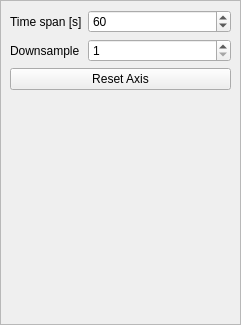
Before: the Qt Designer form resources/ui/plot_settings_widget.ui in antolu/sps-app-hysteresis, drawn with Qt 5.
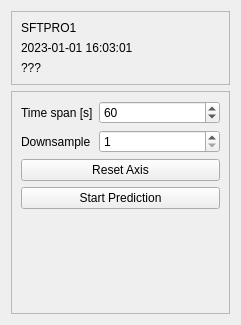
After: the same form once the commit is applied. Custom widgets are drawn as their Qt base class.

Commit message: add ModelLoad action in MainWindow, Acquisition info in PlotSettingsWidget

```diff
--- a/resources/ui/plot_settings_widget.ui
+++ b/resources/ui/plot_settings_widget.ui
@@ -19,21 +19,82 @@
   <property name="windowTitle">
    <string>Scrolling Plot Settings</string>
   </property>
-  <layout class="QVBoxLayout" name="verticalLayout">
-   <property name="leftMargin">
-    <number>0</number>
-   </property>
-   <property name="topMargin">
-    <number>0</number>
-   </property>
-   <property name="rightMargin">
-    <number>0</number>
-   </property>
-   <property name="bottomMargin">
-    <number>0</number>
-   </property>
+  <layout class="QVBoxLayout" name="verticalLayout_2">
+   <item>
+    <widget class="QFrame" name="frame_2">
+     <property name="sizePolicy">
+      <sizepolicy hsizetype="Preferred" vsizetype="Minimum">
+       <horstretch>0</horstretch>
+       <verstretch>0</verstretch>
+      </sizepolicy>
+     </property>
+     <property name="frameShape">
+      <enum>QFrame::StyledPanel</enum>
+     </property>
+     <property name="frameShadow">
+      <enum>QFrame::Raised</enum>
+     </property>
+     <layout class="QGridLayout" name="gridLayout">
+      <item row="1" column="0">
+       <widget class="QLabel" name="labelCycleTime">
+        <property name="sizePolicy">
+         <sizepolicy hsizetype="Preferred" vsizetype="Fixed">
+          <horstretch>0</horstretch>
+          <verstretch>0</verstretch>
+         </sizepolicy>
+        </property>
+        <property name="text">
+         <string>2023-01-01 16:03:01</string>
+        </property>
+       </widget>
+      </item>
+      <item row="2" column="0">
+       <widget class="QLabel" name="label_3">
+        <property name="sizePolicy">
+         <sizepolicy hsizetype="Preferred" vsizetype="Fixed">
+          <horstretch>0</horstretch>
+          <verstretch>0</verstretch>
+         </sizepolicy>
+        </property>
+        <property name="text">
+         <string>???</string>
+        </property>
+       </widget>
+      </item>
+      <item row="0" column="0">
+       <widget class="QLabel" name="labelCycle">
+        <property name="sizePolicy">
+         <sizepolicy hsizetype="Preferred" vsizetype="Fixed">
+          <horstretch>0</horstretch>
+          <verstretch>0</verstretch>
+         </sizepolicy>
+        </property>
+        <property name="text">
+         <string>SFTPRO1</string>
+        </property>
+       </widget>
+      </item>
+      <item row="0" column="1" rowspan="3">
+       <widget class="Led" name="Led">
+        <property name="toolTip">
+         <string/>
+        </property>
+        <property name="status" stdset="0">
+         <enum>Led::Off</enum>
+        </property>
+       </widget>
+      </item>
+     </layout>
+    </widget>
+   </item>
    <item>
     <widget class="QFrame" name="frame">
+     <property name="sizePolicy">
+      <sizepolicy hsizetype="Preferred" vsizetype="Expanding">
+       <horstretch>0</horstretch>
+       <verstretch>0</verstretch>
+      </sizepolicy>
+     </property>
      <property name="frameShape">
       <enum>QFrame::StyledPanel</enum>
      </property>
@@ -64,13 +125,6 @@
         </property>
        </widget>
       </item>
-      <item row="2" column="0" colspan="2">
-       <widget class="QPushButton" name="buttonResetAxis">
-        <property name="text">
-         <string>Reset Axis</string>
-        </property>
-       </widget>
-      </item>
       <item row="1" column="0">
        <widget class="QLabel" name="labelDownsample">
         <property name="text">
@@ -91,11 +145,38 @@
         </property>
        </widget>
       </item>
+      <item row="2" column="0" colspan="2">
+       <widget class="QPushButton" name="buttonResetAxis">
+        <property name="text">
+         <string>Reset Axis</string>
+        </property>
+       </widget>
+      </item>
+      <item row="3" column="0" colspan="2">
+       <widget class="QPushButton" name="pushButton">
+        <property name="sizePolicy">
+         <sizepolicy hsizetype="Expanding" vsizetype="Fixed">
+          <horstretch>0</horstretch>
+          <verstretch>0</verstretch>
+         </sizepolicy>
+        </property>
+        <property name="text">
+         <string>Start Prediction</string>
+        </property>
+       </widget>
+      </item>
      </layout>
     </widget>
    </item>
   </layout>
  </widget>
+ <customwidgets>
+  <customwidget>
+   <class>Led</class>
+   <extends>QWidget</extends>
+   <header>accwidgets.led</header>
+  </customwidget>
+ </customwidgets>
  <resources/>
  <connections/>
 </ui>
```
The commit also changes 3 other files.
